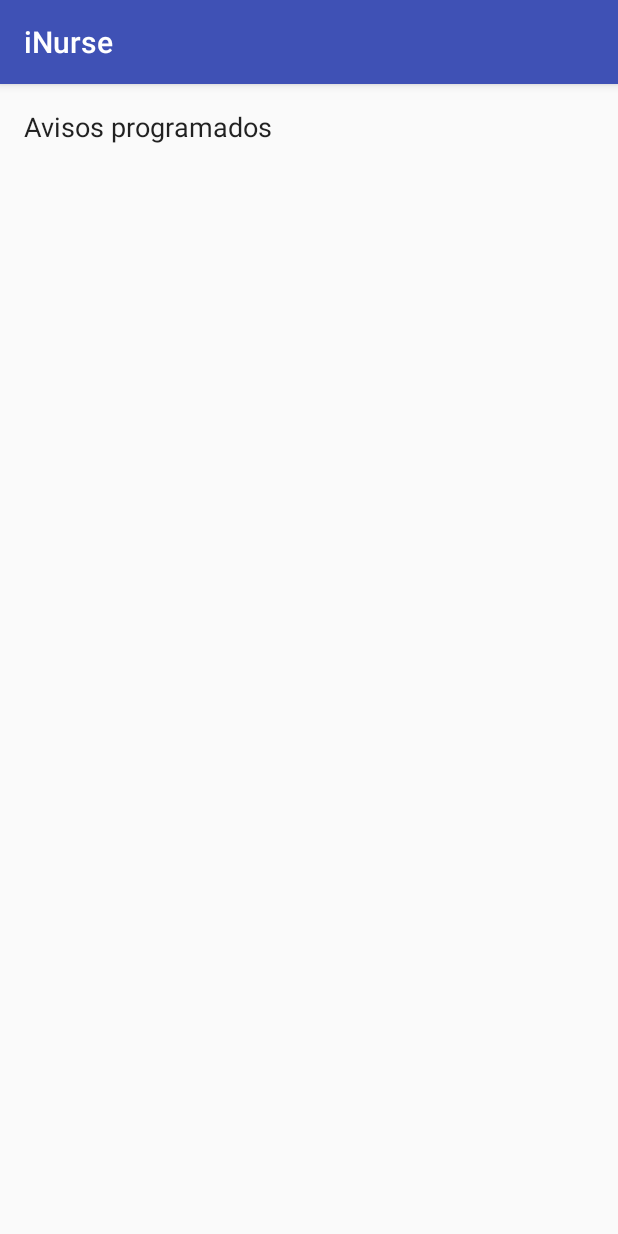
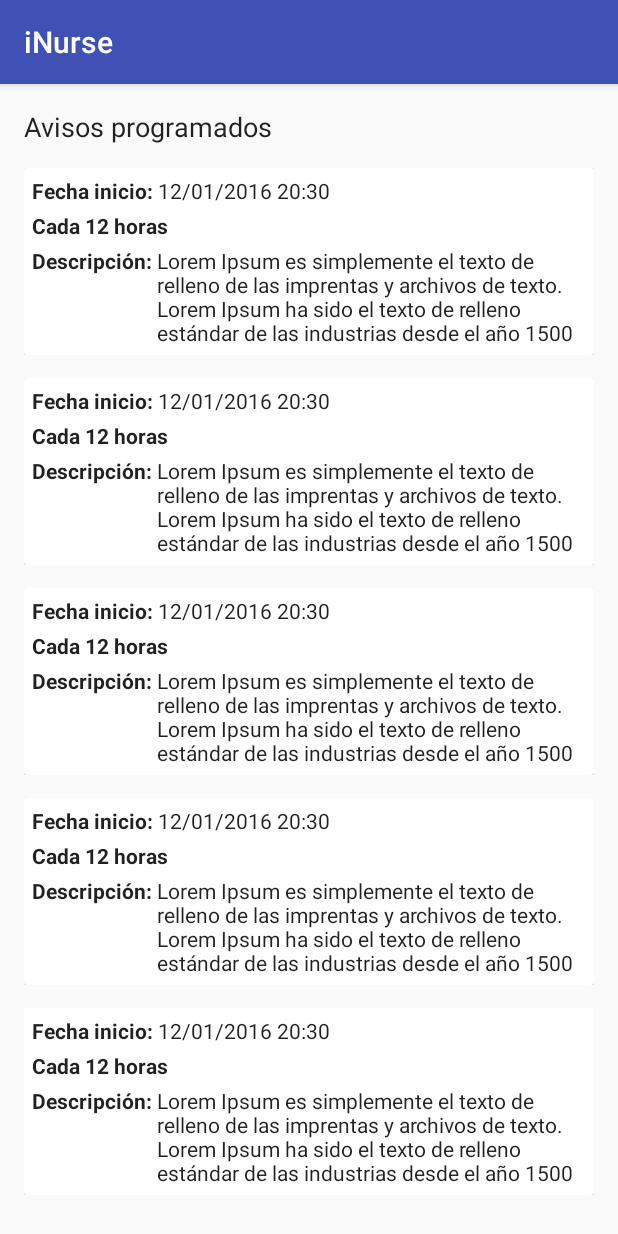
Before and after one commit to alllevi/TFM-iNurse, an Android app: the MisAvisos screen opened directly, with no data from a screen before it, on a phone screen of 412 x 824 dp. Run offline under Robolectric (Android 15) with nearby library versions, the phone set to English and light mode, and no system bars.

Commit message:
Se añade listar solicitudes y mis avisos

```diff
--- a/app/src/main/AndroidManifest.xml
+++ b/app/src/main/AndroidManifest.xml
@@ -44,6 +44,7 @@
                 android:name="android.support.PARENT_ACTIVITY"
                 android:value=".pacientes.MenuPacientes" />
         </activity>
+        <activity android:name=".personal.ListarSolicitudes"></activity>
     </application>
 
 </manifest>
--- a/app/src/main/java/tfm/muuinf/viciano/lledo/alejandro/inurse/LoginActivity.java
+++ b/app/src/main/java/tfm/muuinf/viciano/lledo/alejandro/inurse/LoginActivity.java
@@ -19,6 +19,7 @@ import android.widget.EditText;
 import android.widget.TextView;
 
 import tfm.muuinf.viciano.lledo.alejandro.inurse.pacientes.MenuPacientes;
+import tfm.muuinf.viciano.lledo.alejandro.inurse.personal.MenuPersonal;
 
 /**
  * A login screen that offers login via email/password.
@@ -74,7 +75,7 @@ public class LoginActivity extends AppCompatActivity {
         this.mProgressView = findViewById(R.id.login_progress);
 
         // acceso rapido a menu pacientes
-        final Intent intent = new Intent(getBaseContext(), MenuPacientes.class);
+        final Intent intent = new Intent(getBaseContext(), MenuPersonal.class);
         startActivity(intent);
     }
 
--- /dev/null
+++ b/app/src/main/java/tfm/muuinf/viciano/lledo/alejandro/inurse/adapters/AdapterMisAvisos.java
@@ -0,0 +1,53 @@
+package tfm.muuinf.viciano.lledo.alejandro.inurse.adapters;
+
+import android.support.v7.widget.CardView;
+import android.support.v7.widget.RecyclerView;
+import android.view.LayoutInflater;
+import android.view.View;
+import android.view.ViewGroup;
+import android.widget.TextView;
+
+import tfm.muuinf.viciano.lledo.alejandro.inurse.R;
+
+/**
+ * Created by Alex on 21/01/2017.
+ */
+
+public class AdapterMisAvisos extends RecyclerView.Adapter<AdapterMisAvisos.MisAvisosViewHolder> {
+
+
+    @Override
+    public MisAvisosViewHolder onCreateViewHolder(final ViewGroup parent, final int viewType) {
+        final View v = LayoutInflater.from(parent.getContext()).inflate(R.layout.cardview_mis_avisos, parent, false);
+        final MisAvisosViewHolder vh = new MisAvisosViewHolder(v);
+        return vh;
+    }
+
+    @Override
+    public void onBindViewHolder(final MisAvisosViewHolder holder, final int position) {
+        holder.tvFecha.setText("12/01/2016 20:30");
+        holder.tvFrecuencia.setText("Cada 12 horas");
+        holder.tvDescripcion.setText("Lorem Ipsum es simplemente el texto de relleno de las imprentas y archivos de texto. Lorem Ipsum ha sido el texto de relleno estándar de las industrias desde el año 1500");
+    }
+
+    @Override
+    public int getItemCount() {
+        return 5;
+    }
+
+    public class MisAvisosViewHolder extends RecyclerView.ViewHolder {
+
+        CardView cardView;
+        TextView tvFecha;
+        TextView tvFrecuencia;
+        TextView tvDescripcion;
+
+        MisAvisosViewHolder(final View itemView) {
+            super(itemView);
+            this.cardView = (CardView) itemView.findViewById(R.id.cv_mis_avisos);
+            this.tvFecha = (TextView) itemView.findViewById(R.id.tv_mis_avisos_fecha);
+            this.tvFrecuencia = (TextView) itemView.findViewById(R.id.tv_mis_avisos_frecuencia);
+            this.tvDescripcion = (TextView) itemView.findViewById(R.id.tv_mis_avisos_descripcion);
+        }
+    }
+}
--- a/app/src/main/java/tfm/muuinf/viciano/lledo/alejandro/inurse/pacientes/MisAvisos.java
+++ b/app/src/main/java/tfm/muuinf/viciano/lledo/alejandro/inurse/pacientes/MisAvisos.java
@@ -2,14 +2,41 @@ package tfm.muuinf.viciano.lledo.alejandro.inurse.pacientes;
 
 import android.os.Bundle;
 import android.support.v7.app.AppCompatActivity;
+import android.support.v7.widget.LinearLayoutManager;
+import android.support.v7.widget.RecyclerView;
+import android.widget.TextView;
 
 import tfm.muuinf.viciano.lledo.alejandro.inurse.R;
+import tfm.muuinf.viciano.lledo.alejandro.inurse.adapters.AdapterMisAvisos;
 
 public class MisAvisos extends AppCompatActivity {
 
+    RecyclerView recyclerView;
+    TextView tv_fecha;
+    TextView tv_frecuencia;
+    TextView tv_descripcion;
+
     @Override
+
     protected void onCreate(final Bundle savedInstanceState) {
         super.onCreate(savedInstanceState);
         setContentView(R.layout.activity_mis_avisos);
+
+        initComponentes();
+        rellenarRecyclerView();
+    }
+
+    private void initComponentes() {
+        this.recyclerView = (RecyclerView) findViewById(R.id.rv_mis_avisos);
+        this.tv_fecha = (TextView) findViewById(R.id.tv_mis_avisos_fecha);
+        this.tv_frecuencia = (TextView) findViewById(R.id.tv_mis_avisos_frecuencia);
+        this.tv_descripcion = (TextView) findViewById(R.id.tv_mis_avisos_descripcion);
+    }
+
+    private void rellenarRecyclerView() {
+        final LinearLayoutManager llm = new LinearLayoutManager(this);
+        this.recyclerView.setLayoutManager(llm);
+        final AdapterMisAvisos adapter = new AdapterMisAvisos();
+        this.recyclerView.setAdapter(adapter);
     }
 }
--- a/app/src/main/res/layout/activity_mis_avisos.xml
+++ b/app/src/main/res/layout/activity_mis_avisos.xml
@@ -22,6 +22,12 @@
             android:layout_width="match_parent"
             android:layout_height="wrap_content"
             android:textAppearance="@android:style/TextAppearance.Material.Medium"
-            android:textColor="?android:attr/textColorPrimary" />
+            android:textColor="?android:attr/textColorPrimary"
+            android:layout_marginBottom="15dp" />
+
+        <android.support.v7.widget.RecyclerView
+            android:layout_width="match_parent"
+            android:layout_height="match_parent"
+            android:id="@+id/rv_mis_avisos" />
     </LinearLayout>
 </RelativeLayout>
--- a/app/src/main/res/layout/activity_realizar_solicitud.xml
+++ b/app/src/main/res/layout/activity_realizar_solicitud.xml
@@ -63,7 +63,7 @@
         </LinearLayout>
 
         <TextView
-            android:text="@string/descripcion"
+            android:text="@string/descripcion_de_la_solicitud"
             android:layout_width="match_parent"
             android:layout_height="wrap_content"
             android:layout_marginTop="30dp"
--- /dev/null
+++ b/app/src/main/res/layout/cardview_mis_avisos.xml
@@ -0,0 +1,86 @@
+<?xml version="1.0" encoding="utf-8"?>
+<LinearLayout xmlns:android="http://schemas.android.com/apk/res/android"
+    xmlns:tools="http://schemas.android.com/tools"
+    android:orientation="vertical"
+    android:layout_width="match_parent"
+    android:layout_height="wrap_content"
+    android:layout_marginBottom="15dp">
+
+    <android.support.v7.widget.CardView
+        android:layout_width="match_parent"
+        android:layout_height="wrap_content"
+        android:id="@+id/cv_mis_avisos">
+
+        <LinearLayout
+            android:orientation="vertical"
+            android:layout_width="match_parent"
+            android:layout_height="wrap_content"
+            android:layout_marginBottom="5dp"
+            android:layout_marginLeft="5dp"
+            android:layout_marginRight="5dp"
+            android:layout_marginTop="5dp">
+
+            <LinearLayout
+                android:orientation="horizontal"
+                android:layout_width="match_parent"
+                android:layout_height="wrap_content">
+
+                <TextView
+                    android:text="@string/fecha_inicio"
+                    android:layout_width="wrap_content"
+                    android:layout_height="wrap_content"
+                    android:textColor="?android:attr/textColorPrimary"
+                    android:textStyle="normal|bold" />
+
+                <TextView
+                    android:text="22/12/2016 20:30"
+                    android:layout_width="wrap_content"
+                    android:layout_height="wrap_content"
+                    android:id="@+id/tv_mis_avisos_fecha"
+                    android:layout_weight="1"
+                    android:layout_marginStart="3dp"
+                    android:textColor="?android:attr/textColorPrimary" />
+            </LinearLayout>
+
+            <LinearLayout
+                android:orientation="horizontal"
+                android:layout_width="match_parent"
+                android:layout_height="wrap_content"
+                android:layout_marginTop="4dp">
+
+                <TextView
+                    android:text="TextView"
+                    android:layout_width="wrap_content"
+                    android:layout_height="wrap_content"
+                    android:id="@+id/tv_mis_avisos_frecuencia"
+                    android:layout_weight="1"
+                    tools:text="Sin repetición"
+                    android:textColor="?android:attr/textColorPrimary"
+                    android:textStyle="normal|bold" />
+            </LinearLayout>
+
+            <LinearLayout
+                android:orientation="horizontal"
+                android:layout_width="match_parent"
+                android:layout_height="wrap_content"
+                android:layout_marginTop="4dp">
+
+                <TextView
+                    android:text="@string/descripcion"
+                    android:layout_width="wrap_content"
+                    android:layout_height="wrap_content"
+                    android:textColor="?android:attr/textColorPrimary"
+                    android:textStyle="normal|bold" />
+
+                <TextView
+                    android:text="Revisión de la cama que se ha Lorem ipsum dolor sit amet, consectetur adipiscing elit, sed do eiusmod tempor incididunt ut labore et dolore magna aliquaroto"
+                    android:layout_width="wrap_content"
+                    android:layout_height="wrap_content"
+                    android:id="@+id/tv_mis_avisos_descripcion"
+                    android:layout_weight="1"
+                    android:textColor="?android:attr/textColorPrimary"
+                    android:layout_marginStart="3dp" />
+            </LinearLayout>
+        </LinearLayout>
+    </android.support.v7.widget.CardView>
+</LinearLayout>
--- a/app/src/main/res/values/strings.xml
+++ b/app/src/main/res/values/strings.xml
@@ -26,7 +26,7 @@
     <!-- Strings relacionados con realizar solicitud paciente -->
     <string name="desea_solicitar">¿Qué desea solicitar?</string>
     <string name="seleccione_prioridad">Seleccionar prioridad</string>
-    <string name="descripcion">Descripción de la solicitud</string>
+    <string name="descripcion_de_la_solicitud">Descripción de la solicitud</string>
     <string name="enviar_solicitud">Enviar solicitud</string>
 
     <!-- Strings relacionados con mis solicitudes paciente -->
@@ -40,6 +40,13 @@
     <string name="primer_plato">Primer plato -</string>
     <string name="segundo_plato">Segundo plato -</string>
     <string name="postre">Postre -</string>
+
+    <!-- Strings relacionados con seleccionar mis avisos paciente-->
     <string name="avisos_programados">Avisos programados</string>
+    <string name="fecha_inicio">Fecha inicio:</string>
+    <string name="descripcion">Descripción:</string>
+    <string name="guardar">Guardar</string>
+    <string name="empezar_progreso">Empezar progreso</string>
+    <string name="rechazar">Rechazar</string>
 
 </resources>
```
Also changed, not shown: app/src/main/java/tfm/muuinf/viciano/lledo/alejandro/inurse/adapters/AdapterListarSolicitudes.java (added, +65 -0 lines), app/src/main/java/tfm/muuinf/viciano/lledo/alejandro/inurse/adapters/AdapterSeleccionMenus.java (+11 -0 lines), app/src/main/java/tfm/muuinf/viciano/lledo/alejandro/inurse/pacientes/MenuPacientes.java (+7 -8 lines), app/src/main/java/tfm/muuinf/viciano/lledo/alejandro/inurse/personal/ListarSolicitudes.java (added, +46 -0 lines), app/src/main/java/tfm/muuinf/viciano/lledo/alejandro/inurse/personal/MenuPersonal.java (+48 -3 lines), app/src/main/res/layout/activity_listar_solicitudes.xml (added, +55 -0 lines), app/src/main/res/layout/activity_menu_personal.xml (+4 -4 lines), app/src/main/res/layout/activity_seleccion_menu.xml (+24 -3 lines), app/src/main/res/layout/cardview_listar_solicitudes.xml (added, +134 -0 lines).
